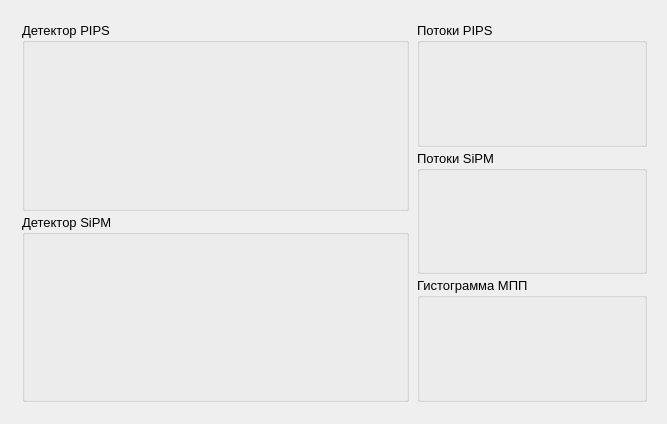
Above: frontend/engineWidget/WidgetGraph.ui from AtariVC/ddii_scopus before the change. Below: the same form after it.
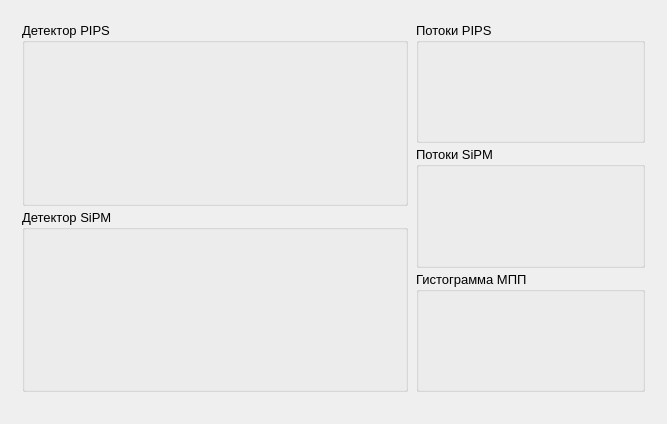
That is the form after the change.

Commit message: add new window graph widget

```diff
--- a/frontend/engineWidget/WidgetGraph.ui
+++ b/frontend/engineWidget/WidgetGraph.ui
@@ -14,7 +14,7 @@
    <string>Form</string>
   </property>
   <layout class="QGridLayout" name="gridLayout">
-   <item row="0" column="0">
+   <item row="1" column="0">
     <widget class="QWidget" name="graph_widget" native="true">
      <property name="sizePolicy">
       <sizepolicy hsizetype="Expanding" vsizetype="Expanding">
@@ -30,7 +30,7 @@
        <number>2</number>
       </property>
       <property name="rightMargin">
-       <number>0</number>
+       <number>2</number>
       </property>
       <property name="bottomMargin">
        <number>2</number>
@@ -39,7 +39,7 @@
        <number>2</number>
       </property>
       <item row="0" column="0">
-       <layout class="QVBoxLayout" name="verticalLayout_graph" stretch="0">
+       <layout class="QVBoxLayout" name="verticalLayout_graph" stretch="0,0">
         <property name="spacing">
          <number>2</number>
         </property>
@@ -381,6 +381,22 @@
           </item>
          </layout>
         </item>
+        <item>
+         <layout class="QVBoxLayout" name="vLayout_ser_connect">
+          <property name="leftMargin">
+           <number>5</number>
+          </property>
+          <property name="topMargin">
+           <number>5</number>
+          </property>
+          <property name="rightMargin">
+           <number>5</number>
+          </property>
+          <property name="bottomMargin">
+           <number>5</number>
+          </property>
+         </layout>
+        </item>
        </layout>
       </item>
      </layout>
```
The commit also changes 17 other files.
